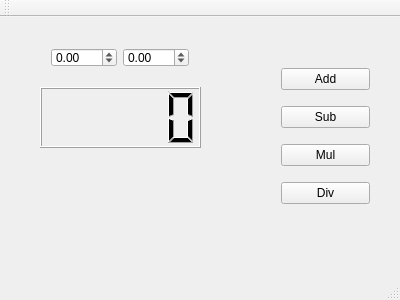
The window that mainwindow.ui (wawy1967/wawyQtCalculator) describes before a commit, drawn with Qt 5.
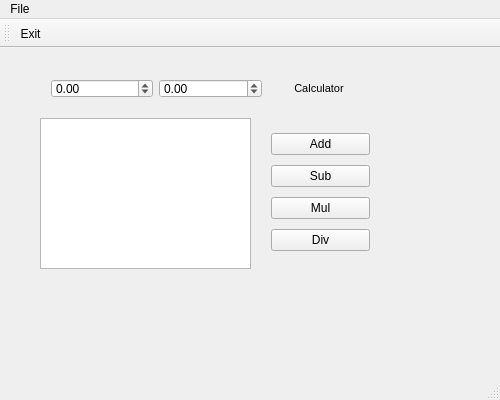
The same window after the commit. Icons and pictures are not drawn.

Diff of the .ui file:
```diff
--- a/mainwindow.ui
+++ b/mainwindow.ui
@@ -6,8 +6,8 @@
    <rect>
     <x>0</x>
     <y>0</y>
-    <width>400</width>
-    <height>300</height>
+    <width>500</width>
+    <height>400</height>
    </rect>
   </property>
   <property name="windowTitle">
@@ -17,10 +17,10 @@
    <widget class="QWidget" name="verticalLayoutWidget">
     <property name="geometry">
      <rect>
-      <x>270</x>
-      <y>30</y>
-      <width>111</width>
-      <height>181</height>
+      <x>260</x>
+      <y>70</y>
+      <width>121</width>
+      <height>149</height>
      </rect>
     </property>
     <layout class="QVBoxLayout" name="verticalLayout">
@@ -59,21 +59,11 @@
      <rect>
       <x>40</x>
       <y>20</y>
-      <width>160</width>
+      <width>341</width>
       <height>41</height>
      </rect>
     </property>
     <layout class="QHBoxLayout" name="horizontalLayout">
-     <item>
-      <widget class="QDoubleSpinBox" name="b">
-       <property name="minimum">
-        <double>-9999.000000000000000</double>
-       </property>
-       <property name="maximum">
-        <double>9999.000000000000000</double>
-       </property>
-      </widget>
-     </item>
      <item>
       <widget class="QDoubleSpinBox" name="a">
        <property name="minimum">
@@ -84,15 +74,43 @@
        </property>
       </widget>
      </item>
+     <item>
+      <widget class="QDoubleSpinBox" name="b">
+       <property name="minimum">
+        <double>-9999.000000000000000</double>
+       </property>
+       <property name="maximum">
+        <double>9999.000000000000000</double>
+       </property>
+      </widget>
+     </item>
+     <item>
+      <widget class="QLabel" name="label">
+       <property name="font">
+        <font>
+         <pointsize>8</pointsize>
+        </font>
+       </property>
+       <property name="text">
+        <string>Calculator</string>
+       </property>
+       <property name="scaledContents">
+        <bool>true</bool>
+       </property>
+       <property name="alignment">
+        <set>Qt::AlignCenter</set>
+       </property>
+      </widget>
+     </item>
     </layout>
    </widget>
-   <widget class="QLCDNumber" name="lcdNumber">
+   <widget class="QTextBrowser" name="textBrowser">
     <property name="geometry">
      <rect>
       <x>40</x>
       <y>70</y>
-      <width>161</width>
-      <height>61</height>
+      <width>211</width>
+      <height>151</height>
      </rect>
     </property>
    </widget>
@@ -102,10 +120,17 @@
     <rect>
      <x>0</x>
      <y>0</y>
-     <width>400</width>
+     <width>500</width>
      <height>21</height>
     </rect>
    </property>
+   <widget class="QMenu" name="menuFile">
+    <property name="title">
+     <string>File</string>
+    </property>
+    <addaction name="actionExit"/>
+   </widget>
+   <addaction name="menuFile"/>
   </widget>
   <widget class="QToolBar" name="mainToolBar">
    <attribute name="toolBarArea">
@@ -114,8 +139,18 @@
    <attribute name="toolBarBreak">
     <bool>false</bool>
    </attribute>
+   <addaction name="actionExit"/>
   </widget>
   <widget class="QStatusBar" name="statusBar"/>
+  <action name="actionExit">
+   <property name="icon">
+    <iconset resource="myres.qrc">
+     <normaloff>:/exit.jpg</normaloff>:/exit.jpg</iconset>
+   </property>
+   <property name="text">
+    <string>Exit</string>
+   </property>
+  </action>
  </widget>
  <layoutdefault spacing="6" margin="11"/>
  <resources/>
```
Left out of the diff: 4 changed lines with no effect on the pictures.
